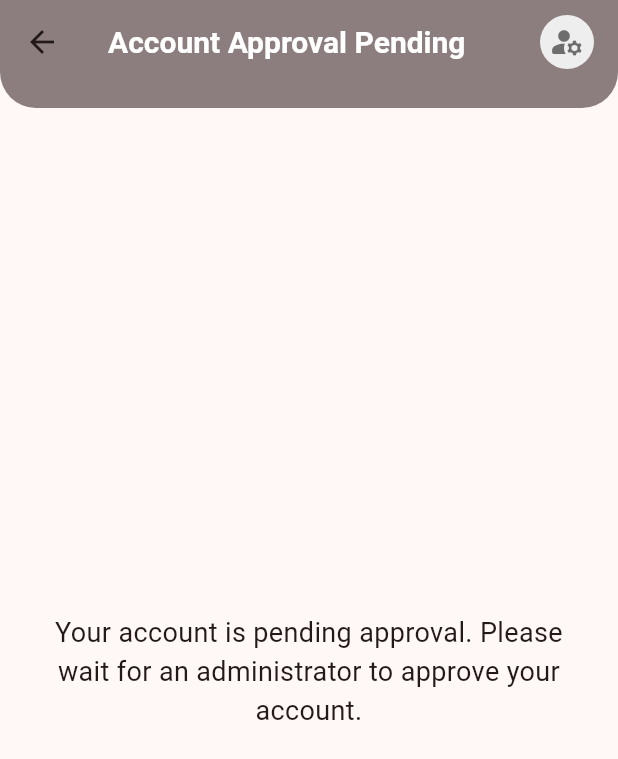
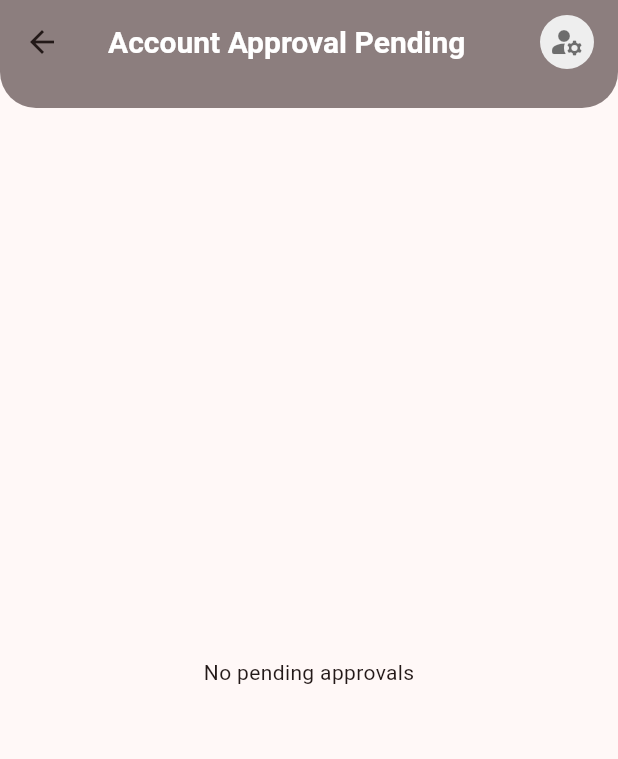
Before and after one commit to hady-17/maliks_tasks, a Flutter app: the ManagerDashboardScreen screen opened by its route, after a tap on the "manage accounts" icon, on a phone screen of 412 x 824 dp. Shown: the top 759 px of the screen. Run offline on Flutter 3.47's test engine with Material 3 defaults, Android fonts, the phone set to English and light mode, and no system bars; our stand-ins replace calendar_timeline, flutter_dotenv, shared_preferences, supabase_flutter; accounts and stored records are empty.

Commit message:
edit appbar label for approvel button , and make it stream

```diff
--- a/lib/view/auth/unactive.dart
+++ b/lib/view/auth/unactive.dart
@@ -1,6 +1,5 @@
 import 'package:flutter/material.dart';
 import '../widgets/appBar.dart';
-import '../widgets/navBar.dart';
 
 class UnactivePage extends StatelessWidget {
   const UnactivePage({super.key});
--- a/lib/view/screens/account_approvel.dart
+++ b/lib/view/screens/account_approvel.dart
@@ -1,29 +1,68 @@
 import 'package:flutter/material.dart';
+import 'package:provider/provider.dart';
 import '../widgets/appBar.dart';
-import '../widgets/navBar.dart';
+import '../../viewmodels/account_approvel.viewmodel.dart';
 
 class AccountApprovel extends StatelessWidget {
   const AccountApprovel({super.key});
 
   @override
   Widget build(BuildContext context) {
-    final _currentIndex = 0;
+    return ChangeNotifierProvider(
+      create: (_) => AccountApprovelViewModel()..loadForCurrentManager(),
+      child: const _AccountApprovelContent(),
+    );
+  }
+}
+
+class _AccountApprovelContent extends StatelessWidget {
+  const _AccountApprovelContent();
+
+  @override
+  Widget build(BuildContext context) {
+    final vm = context.watch<AccountApprovelViewModel>();
+
     return Scaffold(
       appBar: const ModernAppBar(
-        title: "Account Approval Pending",
+        title: 'Account Approval Pending',
         isManager: true,
       ),
-      body: const SafeArea(
-        child: Center(
-          child: Padding(
-            padding: EdgeInsets.all(24.0),
-            child: Text(
-              'Your account is pending approval. Please wait for an administrator to approve your account.',
-              textAlign: TextAlign.center,
-              style: TextStyle(fontSize: 18),
-            ),
-          ),
-        ),
+      body: SafeArea(
+        child: vm.isLoading
+            ? const Center(child: CircularProgressIndicator())
+            : vm.inactiveUsers.isEmpty
+            ? const Center(child: Text('No pending approvals'))
+            : ListView.separated(
+                padding: const EdgeInsets.all(12),
+                itemCount: vm.inactiveUsers.length,
+                separatorBuilder: (_, __) => const SizedBox(height: 8),
+                itemBuilder: (ctx, i) {
+                  final u = vm.inactiveUsers[i];
+                  final name = u['full_name'] as String? ?? '(no name)';
+                  final email = u['email'] as String? ?? '';
+                  return Card(
+                    child: ListTile(
+                      title: Text(name),
+                      subtitle: email.isNotEmpty ? Text(email) : null,
+                      trailing: IconButton(
+                        icon: const Icon(Icons.check, color: Colors.green),
+                        onPressed: () async {
+                          final ok = await vm.approveUser(u['id'] as String);
+                          final messenger = ScaffoldMessenger.of(context);
+                          messenger.showSnackBar(
+                            SnackBar(
+                              content: Text(
+                                ok ? 'Approved $name' : 'Approve failed',
+                              ),
+                              backgroundColor: ok ? Colors.green : Colors.red,
+                            ),
+                          );
+                        },
+                      ),
+                    ),
+                  );
+                },
+              ),
       ),
     );
   }
--- a/lib/view/screens/dashboardManager.dart
+++ b/lib/view/screens/dashboardManager.dart
@@ -4,10 +4,7 @@ import '../../viewmodels/manager_metrics_provider.dart';
 import '../../view/widgets/dashboard/kpi_cards.dart';
 import '../../view/widgets/dashboard/performance_chart.dart';
 import '../../view/widgets/dashboard/performance_table.dart';
-import '../../view/widgets/dashboard/dashboard_states.dart';
-import '../../view/widgets/dashboard/date_range_selector.dart';
 import '../widgets/appBar.dart';
-import '../widgets/navBar.dart';
 
 class ManagerDashboardScreen extends StatefulWidget {
   const ManagerDashboardScreen({super.key});
--- a/lib/view/screens/orderScreen.dart
+++ b/lib/view/screens/orderScreen.dart
@@ -216,19 +216,21 @@ class _OrderscreenState extends State<Orderscreen> {
                           final id = order.id;
                           try {
                             await orderProvider.toggleOrderStatus(id);
-                            if (context.mounted)
+                            if (context.mounted) {
                               ScaffoldMessenger.of(context).showSnackBar(
                                 const SnackBar(
                                   content: Text('Order status updated'),
                                 ),
                               );
+                            }
                           } catch (e) {
-                            if (context.mounted)
+                            if (context.mounted) {
                               ScaffoldMessenger.of(context).showSnackBar(
                                 SnackBar(
                                   content: Text('Failed to update status: $e'),
                                 ),
                               );
+                            }
                           }
                         },
 
@@ -250,7 +252,7 @@ class _OrderscreenState extends State<Orderscreen> {
                                   order.section == section);
 
                           if (!allowed) {
-                            if (context.mounted)
+                            if (context.mounted) {
                               ScaffoldMessenger.of(context).showSnackBar(
                                 const SnackBar(
                                   content: Text(
@@ -258,6 +260,7 @@ class _OrderscreenState extends State<Orderscreen> {
                                   ),
                                 ),
                               );
+                            }
                             return;
                           }
 
@@ -269,10 +272,11 @@ class _OrderscreenState extends State<Orderscreen> {
 
                           if (res != null) {
                             // show success message
-                            if (context.mounted)
+                            if (context.mounted) {
                               ScaffoldMessenger.of(context).showSnackBar(
                                 const SnackBar(content: Text('Order updated')),
                               );
+                            }
                           }
                         },
                         onTap: () {
@@ -292,7 +296,7 @@ class _OrderscreenState extends State<Orderscreen> {
         currentIndex: _currentIndex,
         onTap: (index) {
           if (index == 0) {
-            if (p!['role'] == 'member') {
+            if (p['role'] == 'member') {
               Navigator.pushNamedAndRemoveUntil(
                 context,
                 '/home',
--- a/lib/view/widgets/appBar.dart
+++ b/lib/view/widgets/appBar.dart
@@ -1,6 +1,8 @@
+import 'dart:async';
 import 'package:flutter/material.dart';
+import 'package:supabase_flutter/supabase_flutter.dart';
 
-class ModernAppBar extends StatelessWidget implements PreferredSizeWidget {
+class ModernAppBar extends StatefulWidget implements PreferredSizeWidget {
   final String title;
   final String? subtitle;
   final bool showBackButton;
@@ -10,6 +12,7 @@ class ModernAppBar extends StatelessWidget implements PreferredSizeWidget {
   final bool hasNotifications;
   final Color backgroundColor;
   final bool isManager;
+  final int pendingApprovals;
 
   const ModernAppBar({
     super.key,
@@ -22,58 +25,124 @@ class ModernAppBar extends StatelessWidget implements PreferredSizeWidget {
     this.hasNotifications = false,
     this.backgroundColor = const Color(0xFF8C7E7E), // default color
     this.isManager = false,
+    this.pendingApprovals = 0,
   });
 
   @override
   Size get preferredSize => const Size.fromHeight(72);
 
   @override
+  State<ModernAppBar> createState() => _ModernAppBarState();
+}
+
+class _ModernAppBarState extends State<ModernAppBar> {
+  int _pending = 0;
+  StreamSubscription<List<Map<String, dynamic>>>? _sub;
+
+  @override
+  void initState() {
+    super.initState();
+    _pending = widget.pendingApprovals;
+    if (widget.isManager && _pending == 0) {
+      _loadPendingApprovals();
+    }
+    // also subscribe will be started by _loadPendingApprovals when branchId known
+  }
+
+  Future<void> _loadPendingApprovals() async {
+    try {
+      final supabase = Supabase.instance.client;
+      final uid = supabase.auth.currentUser?.id;
+      if (uid == null) return;
+
+      final profile = await supabase
+          .from('profiles')
+          .select()
+          .eq('id', uid)
+          .maybeSingle();
+      final branchId = profile == null ? null : profile['branch_id'] as String?;
+      if (branchId == null) return;
+
+      final res = await supabase
+          .from('profiles')
+          .select('id')
+          .eq('branch_id', branchId)
+          .eq('active', false);
+
+      final list = res as List<dynamic>? ?? [];
+      if (mounted) setState(() => _pending = list.length);
+      // subscribe for live updates
+      _subscribeToBranch(branchId);
+    } catch (e) {
+      // ignore fetch errors for badge
+    }
+  }
+
+  void _subscribeToBranch(String branchId) {
+    // cancel any existing
+    _sub?.cancel();
+
+    final stream = Supabase.instance.client
+        .from('profiles')
+        .stream(primaryKey: ['id'])
+        .eq('branch_id', branchId)
+        .order('full_name');
+
+    _sub = stream.listen((List<Map<String, dynamic>> data) {
+      final pending = data.where((e) => e['active'] == false).length;
+      if (mounted) setState(() => _pending = pending);
+    }, onError: (_) {
+      // ignore
+    });
+  }
+
+  @override
   Widget build(BuildContext context) {
     return AppBar(
       elevation: 0,
-      backgroundColor: backgroundColor,
+      backgroundColor: widget.backgroundColor,
       centerTitle: false,
       shape: const RoundedRectangleBorder(
         borderRadius: BorderRadius.vertical(bottom: Radius.circular(24)),
       ),
-      leading: showBackButton
+      leading: widget.showBackButton
           ? IconButton(
               icon: const Icon(Icons.arrow_back_ios_new_rounded),
               color: Colors.black87,
               onPressed: () => Navigator.pop(context),
             )
           : null,
-      titleSpacing: showBackButton ? 0 : 16,
+      titleSpacing: widget.showBackButton ? 0 : 16,
       title: Column(
         crossAxisAlignment: CrossAxisAlignment.start,
         children: [
           Text(
-            title,
+            widget.title,
             style: TextStyle(
               color: Colors.white,
               fontSize: 20,
               fontWeight: FontWeight.bold,
             ),
           ),
-          if (subtitle != null)
+          if (widget.subtitle != null)
             Text(
-              subtitle!,
+              widget.subtitle!,
               style: TextStyle(color: Colors.grey[200], fontSize: 13),
             ),
         ],
       ),
       actions: [
-        if (showDashboardButton)
+        if (widget.showDashboardButton)
           IconButton(
             onPressed:
-                onDashboard ??
+                widget.onDashboard ??
                 () {
                   print('dashboard button pressed');
                 },
             icon: const Icon(Icons.dashboard_rounded),
             color: Colors.white,
           ),
-        if (showNotifications)
+        if (widget.showNotifications)
           Padding(
             padding: const EdgeInsets.only(right: 8.0),
             child: Stack(
@@ -89,7 +158,7 @@ class ModernAppBar extends StatelessWidget implements PreferredSizeWidget {
                 ),
 
                 // 🔴 red badge bubble
-                if (hasNotifications)
+                if (widget.hasNotifications)
                   Positioned(
                     top: 10,
                     right: 10,
@@ -109,20 +178,41 @@ class ModernAppBar extends StatelessWidget implements PreferredSizeWidget {
           padding: const EdgeInsets.only(right: 16.0),
           child: GestureDetector(
             onTap: () {
-              if (isManager) {
+              if (widget.isManager) {
                 Navigator.pushNamed(context, '/account_approvel');
                 return;
               }
               // TODO: profile screen for non-manager users
               print('Profile avatar tapped');
             },
-            child: CircleAvatar(
-              radius: 18,
-              backgroundColor: Colors.grey[200],
-              child: Icon(
-                isManager ? Icons.manage_accounts_rounded : Icons.person,
-                color: Colors.black54,
-              ),
+            child: Stack(
+              clipBehavior: Clip.none,
+              children: [
+                CircleAvatar(
+                  radius: 18,
+                  backgroundColor: Colors.grey[200],
+                  child: Icon(
+                    widget.isManager
+                        ? Icons.manage_accounts_rounded
+                        : Icons.person,
+                    color: Colors.black54,
+                  ),
+                ),
+                if (_pending > 0)
+                  Positioned(
+                    top: -2,
+                    right: -2,
+                    child: Container(
+                      height: 12,
+                      width: 12,
+                      decoration: BoxDecoration(
+                        color: Colors.red,
+                        shape: BoxShape.circle,
+                        border: Border.all(color: Colors.white, width: 1.5),
+                      ),
+                    ),
+                  ),
+              ],
             ),
           ),
         ),
@@ -130,4 +220,10 @@ class ModernAppBar extends StatelessWidget implements PreferredSizeWidget {
       shadowColor: Colors.black.withOpacity(0.05),
     );
   }
+
+  @override
+  void dispose() {
+    _sub?.cancel();
+    super.dispose();
+  }
 }
--- /dev/null
+++ b/lib/viewmodels/account_approvel.viewmodel.dart
@@ -0,0 +1,91 @@
+import 'dart:async';
+import 'package:flutter/material.dart';
+import 'package:supabase_flutter/supabase_flutter.dart';
+
+class AccountApprovelViewModel extends ChangeNotifier {
+  final SupabaseClient _client = Supabase.instance.client;
+  StreamSubscription<List<Map<String, dynamic>>>? _sub;
+
+  bool isLoading = false;
+  List<Map<String, dynamic>> inactiveUsers = [];
+
+  int get pendingCount => inactiveUsers.length;
+
+  Future<void> loadForCurrentManager() async {
+    isLoading = true;
+    notifyListeners();
+    try {
+      final uid = _client.auth.currentUser?.id;
+      if (uid == null) return;
+
+      final prof = await _client
+          .from('profiles')
+          .select()
+          .eq('id', uid)
+          .maybeSingle();
+      final branchId = prof == null ? null : prof['branch_id'] as String?;
+      if (branchId == null) return;
+
+      final res = await _client
+          .from('profiles')
+          .select()
+          .eq('branch_id', branchId)
+          .eq('active', false)
+          .order('full_name');
+
+      final list = res as List<dynamic>? ?? [];
+      inactiveUsers = list
+          .map((e) => Map<String, dynamic>.from(e as Map))
+          .toList();
+
+      // start realtime subscription for live updates
+      _subscribeToBranch(branchId);
+    } catch (e) {
+      inactiveUsers = [];
+    } finally {
+      isLoading = false;
+      notifyListeners();
+    }
+  }
+
+  void _subscribeToBranch(String branchId) {
+    // cancel existing
+    _sub?.cancel();
+
+    final stream = _client
+        .from('profiles')
+        .stream(primaryKey: ['id'])
+        .eq('branch_id', branchId)
+        .order('full_name');
+
+    _sub = stream.listen(
+      (List<Map<String, dynamic>> data) {
+        // filter inactive only
+        inactiveUsers = data.where((e) => e['active'] == false).toList();
+        notifyListeners();
+      },
+      onError: (_) {
+        // ignore stream errors
+      },
+    );
+  }
+
+  Future<bool> approveUser(String userId) async {
+    try {
+      await _client.from('profiles').update({'active': true}).eq('id', userId);
+
+      // local removal will happen via realtime stream; keep optimistic remove too
+      inactiveUsers.removeWhere((u) => u['id'] == userId);
+      notifyListeners();
+      return true;
+    } catch (e) {
+      return false;
+    }
+  }
+
+  @override
+  void dispose() {
+    _sub?.cancel();
+    super.dispose();
+  }
+}
```
